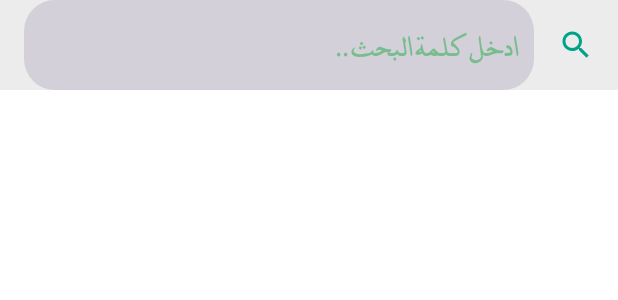
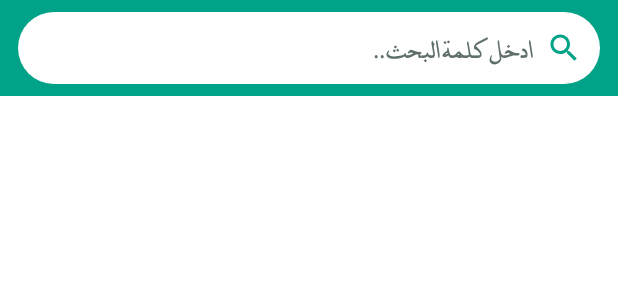
Before and after one commit to MahmoudMabrok/QuranyApp, an Android app built with Jetpack Compose: the layout header_search.xml on its own in the app's theme, with its tools: preview values and no code run, on a phone screen of 412 x 824 dp. Shown: the top 300 px of the screen. Run offline under Robolectric (Android 15) with nearby library versions, the light colour scheme and no system bars; Roboto replaces fonts that are not available here.

Commit message:
Search: teal search bar with clear button, Arabic option sheet, empty-state icon

```diff
--- /dev/null
+++ b/app/src/main/res/drawable/ic_close_small.xml
@@ -0,0 +1,9 @@
+<vector xmlns:android="http://schemas.android.com/apk/res/android"
+    android:width="20dp"
+    android:height="20dp"
+    android:viewportWidth="24"
+    android:viewportHeight="24">
+    <path
+        android:fillColor="#6B7B8E"
+        android:pathData="M19,6.41L17.59,5 12,10.59 6.41,5 5,6.41 10.59,12 5,17.59 6.41,19 12,13.41 17.59,19 19,17.59 13.41,12z" />
+</vector>
--- /dev/null
+++ b/app/src/main/res/drawable/ic_search_large.xml
@@ -0,0 +1,9 @@
+<vector xmlns:android="http://schemas.android.com/apk/res/android"
+    android:width="72dp"
+    android:height="72dp"
+    android:viewportWidth="24"
+    android:viewportHeight="24">
+    <path
+        android:fillColor="#8000A388"
+        android:pathData="M15.5,14h-0.79l-0.28,-0.27C15.41,12.59 16,11.11 16,9.5 16,5.91 13.09,3 9.5,3S3,5.91 3,9.5 5.91,16 9.5,16c1.61,0 3.09,-0.59 4.23,-1.57l0.27,0.28v0.79l5,4.99L20.49,19l-4.99,-5zM9.5,14C7.01,14 5,11.99 5,9.5S7.01,5 9.5,5 14,7.01 14,9.5 11.99,14 9.5,14z" />
+</vector>
--- a/app/src/main/res/layout/header_search.xml
+++ b/app/src/main/res/layout/header_search.xml
@@ -1,43 +1,60 @@
 <?xml version="1.0" encoding="utf-8"?>
-<androidx.constraintlayout.widget.ConstraintLayout xmlns:android="http://schemas.android.com/apk/res/android"
+<!-- Teal search bar matching the home top app bar; padded below the status bar in code. -->
+<LinearLayout xmlns:android="http://schemas.android.com/apk/res/android"
     xmlns:app="http://schemas.android.com/apk/res-auto"
     android:id="@+id/toolbar"
-    style="@style/Widget.AppCompat.Toolbar"
     android:layout_width="match_parent"
     android:layout_height="wrap_content"
-    android:background="@color/white_ec"
+    android:background="@color/primary1"
     android:gravity="center_vertical"
     android:layoutDirection="rtl"
-    android:minHeight="?attr/actionBarSize">
+    android:minHeight="?attr/actionBarSize"
+    android:orientation="horizontal"
+    android:paddingHorizontal="12dp"
+    android:paddingVertical="8dp">
 
+    <LinearLayout
+        android:layout_width="0dp"
+        android:layout_height="48dp"
+        android:layout_weight="1"
+        android:background="@drawable/bg_search_field"
+        android:gravity="center_vertical"
+        android:orientation="horizontal"
+        android:paddingHorizontal="12dp">
 
-    <androidx.appcompat.widget.AppCompatImageView
+        <ImageView
             android:id="@+id/imSearch"
-        android:layout_width="wrap_content"
-        android:layout_height="wrap_content"
-        android:layout_marginStart="16dp"
-        app:layout_constraintBottom_toBottomOf="parent"
-        app:layout_constraintStart_toStartOf="parent"
-        app:layout_constraintTop_toTopOf="parent"
-        app:srcCompat="@drawable/ic_search" />
+            android:layout_width="24dp"
+            android:layout_height="24dp"
+            android:contentDescription="@string/search"
+            android:src="@drawable/ic_search" />
 
         <EditText
             android:id="@+id/edSearch"
-        style="@style/style_18_med_primary2"
             android:layout_width="0dp"
-        android:layout_height="wrap_content"
-        android:layout_marginStart="16dp"
-        android:layout_marginEnd="16dp"
-        android:background="@drawable/bg_round_search"
+            android:layout_height="match_parent"
+            android:layout_marginStart="8dp"
+            android:layout_weight="1"
+            android:background="@null"
             android:hint="@string/search_hint"
-        android:padding="10dp"
+            android:imeOptions="actionSearch"
+            android:importantForAutofill="no"
+            android:inputType="text"
+            android:maxLines="1"
             android:textAlignment="viewStart"
-        android:textColorHint="@color/primary2"
-        app:layout_constraintBottom_toBottomOf="parent"
-        app:layout_constraintEnd_toEndOf="parent"
-        app:layout_constraintStart_toEndOf="@id/imSearch"
-        app:layout_constraintTop_toTopOf="parent"
+            android:textColor="@color/search_ayah_text"
+            android:textColorHint="@color/search_muted"
+            android:textDirection="rtl"
+            android:textSize="16sp" />
 
-        />
-
-</androidx.constraintlayout.widget.ConstraintLayout>
+        <ImageView
+            android:id="@+id/imClear"
+            android:layout_width="32dp"
+            android:layout_height="32dp"
+            android:background="?attr/selectableItemBackgroundBorderless"
+            android:contentDescription="@string/search_clear"
+            android:padding="6dp"
+            android:src="@drawable/ic_close_small"
+            android:visibility="gone" />
+    </LinearLayout>
+</LinearLayout>
--- a/app/src/main/res/menu/menu_sheet_search.xml
+++ b/app/src/main/res/menu/menu_sheet_search.xml
@@ -3,18 +3,14 @@
 
     <item
         android:id="@+id/menuOpen"
-        android:iconTintMode="screen"
-        android:title="Go to  Page" />
-
+        android:title="@string/search_open_page" />
 
     <item
         android:id="@+id/menuTafser"
-        android:title="Show Tafser" />
-
+        android:title="@string/search_show_tafseer" />
 
     <item
         android:id="@+id/menuPlaySound"
-        android:title="Play Sound" />
-
+        android:title="@string/search_play_sound" />
 
 </menu>
```
Lines whose indentation alone changed are shown as unchanged.
